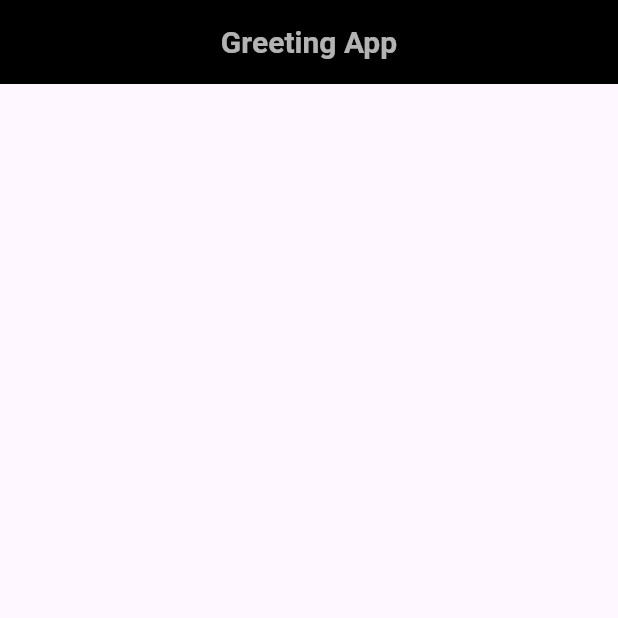
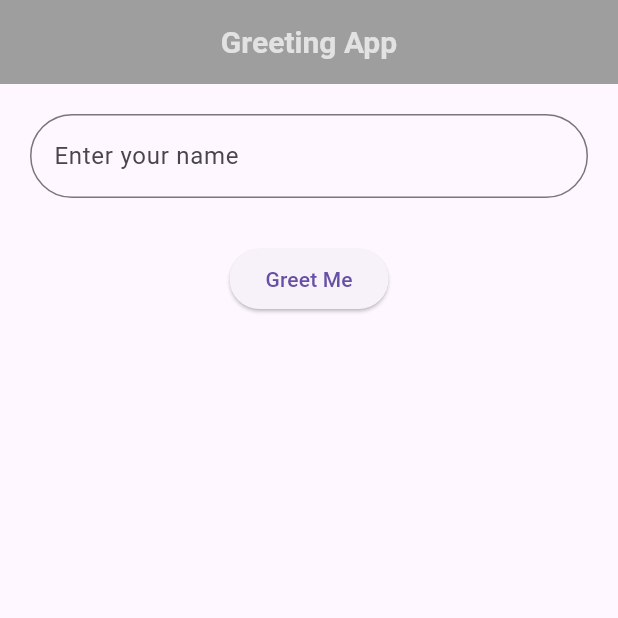
Before and after one commit to haris379/FlutterLearning, a Flutter app: the screen it shows after launch, on a phone screen of 412 x 824 dp, the top half of it. Run offline on Flutter 3.47's test engine with Material 3 defaults, Android fonts, the light colour scheme and no system bars; our stand-ins replace flutter_slidable.

Commit message:
Complete Task

```diff
--- a/lib/Greeting.dart
+++ b/lib/Greeting.dart
@@ -8,9 +8,19 @@ class Greeting extends StatefulWidget {
 }
 
 class _GreetingState extends State<Greeting> {
+  final TextEditingController _controller = TextEditingController();
+  String greeting = "";
+
+  void greetUser() {
+    setState(() {
+      greeting = "Hi ${_controller.text}!";
+    });
+  }
+
   @override
   Widget build(BuildContext context) {
-    return Scaffold(
+    return SafeArea(
+      child: Scaffold(
         appBar: AppBar(
           centerTitle: true,
           title: const Text(
@@ -21,7 +31,39 @@ class _GreetingState extends State<Greeting> {
               fontWeight: FontWeight.bold,
             ),
           ),
-        backgroundColor: Colors.black,
+          backgroundColor: Colors.grey,
+        ),
+
+        body: Padding(
+          padding: const EdgeInsets.all(20),
+          child: Column(
+            children: [
+              TextFormField(
+                controller: _controller,
+                decoration: InputDecoration(
+                  hintText: "Enter your name",
+                  border: OutlineInputBorder(
+                    borderRadius: BorderRadius.circular(30),
+                  ),
+                ),
+              ),
+              const SizedBox(height: 30),
+              ElevatedButton(
+                onPressed: () {
+                  greetUser();
+                  _controller.clear();
+                },
+                child: const Text("Greet Me"),
+              ),
+              const SizedBox(height: 30),
+
+              Text(
+                greeting,
+                style: TextStyle(fontSize: 24, fontWeight: FontWeight.bold),
+              ),
+            ],
+          ),
+        ),
       ),
     );
   }
```
Lines whose indentation alone changed are shown as unchanged.
